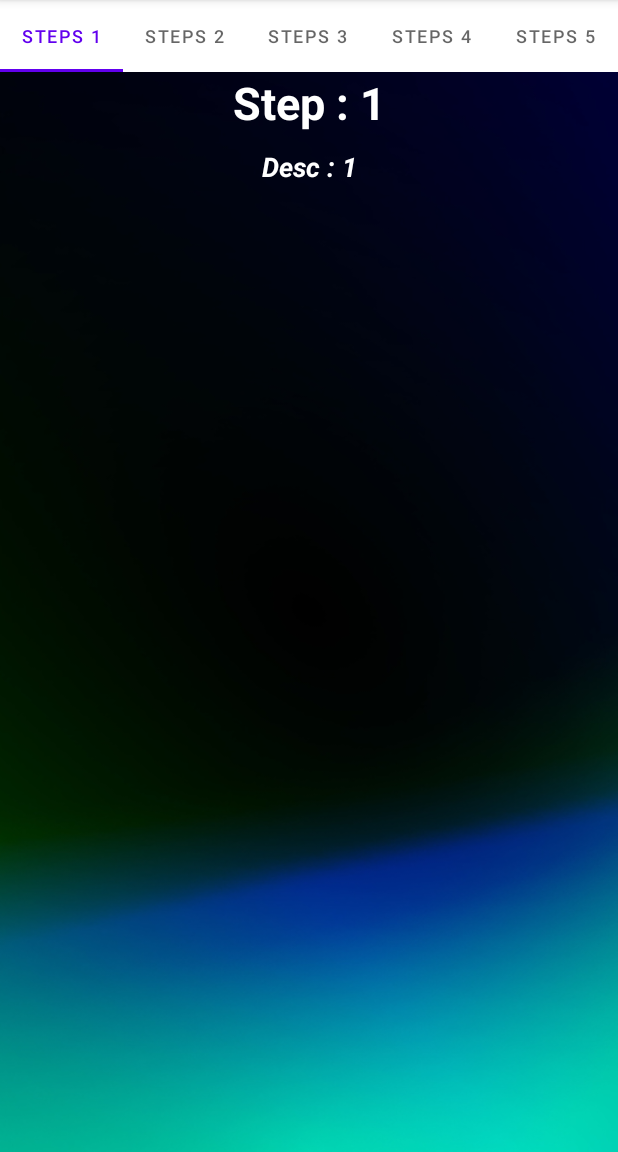
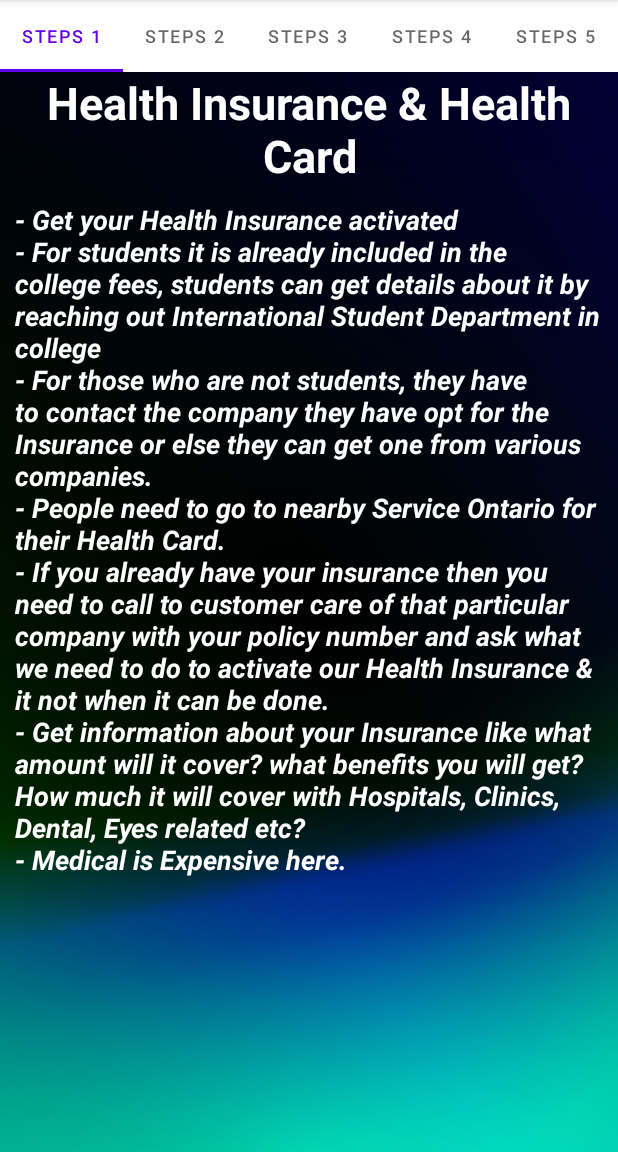
Before and after one commit to Devanshu1193/UniGuide, an Android app: the fragment VPHostFragment shown on its own in the app's theme, on a phone screen of 412 x 824 dp, the part 84-1236 px from its top. Run offline under Robolectric (Android 15) with nearby library versions, the light colour scheme and no system bars; Roboto replaces fonts that are not available here.

Commit message:
Worked on the Designing of various Fragments.

```diff
--- a/app/src/main/java/com/devanshusuthar/uniguide/MainActivity.java
+++ b/app/src/main/java/com/devanshusuthar/uniguide/MainActivity.java
@@ -50,7 +50,7 @@ public class MainActivity extends AppCompatActivity {
         // Passing each menu ID as a set of Ids because each
         // menu should be considered as top level destinations.
         mAppBarConfiguration = new AppBarConfiguration.Builder(
-                R.id.nav_login, R.id.nav_main_menu)
+                R.id.nav_login, R.id.nav_main_menu, R.id.nav_settings, R.id.nav_contact_us)
                 .setOpenableLayout(drawer)
                 .build();
         NavController navController = Navigation.findNavController(this, R.id.nav_host_fragment_content_main);
--- a/app/src/main/java/com/devanshusuthar/uniguide/Viewpager/CreateViewAdapterSteps.java
+++ b/app/src/main/java/com/devanshusuthar/uniguide/Viewpager/CreateViewAdapterSteps.java
@@ -4,6 +4,8 @@ import androidx.annotation.NonNull;
 import androidx.fragment.app.Fragment;
 import androidx.fragment.app.FragmentActivity;
 import androidx.viewpager2.adapter.FragmentStateAdapter;
+
+import com.devanshusuthar.uniguide.R;
 
 public class CreateViewAdapterSteps extends FragmentStateAdapter {
 
@@ -15,12 +17,20 @@ public class CreateViewAdapterSteps extends FragmentStateAdapter {
     @Override
     public Fragment createFragment(int position) {
         switch (position) {
-            case 0: return InitialStepsFragment.newInstance("Step : 1", "Desc : 1",0);
-            case 1: return InitialStepsFragment.newInstance("Step : 2", "Desc : 2",0);
-            case 2: return InitialStepsFragment.newInstance("Step : 3", "Desc : 3",0);
-            case 3: return InitialStepsFragment.newInstance("Step : 4", "Desc : 4",0);
-            case 4: return InitialStepsFragment.newInstance("Step : 5", "Desc : 5",0);
-            default: return InitialStepsFragment.newInstance("Error","Page not found",0);
+            case 0: return InitialStepsFragment.newInstance("Health Insurance & Health Card", R.drawable.health_card, "- Get your Health Insurance activated\n" +
+                    "- For students it is already included in the college fees, students can get details about it by reaching out International Student Department in college\n" +
+                    "- For those who are not students, they have to contact the company they have opt for the Insurance or else they can get one from various companies.\n" +
+                    "- People need to go to nearby Service Ontario for their Health Card.\n" +
+                    "- If you already have your insurance then you need to call to customer care of that particular company with your policy number and ask what we need to do to activate our Health Insurance & it not when it can be done.\n" +
+                    "- Get information about your Insurance like what amount will it cover? what benefits you will get? How much it will cover with Hospitals, Clinics, Dental, Eyes related etc?\n" +
+                    "- Medical is Expensive here."
+                    );
+            case 1: return InitialStepsFragment.newInstance("Bus Pass / Transit Pass", R.drawable.presto_card,
+                    "- - Get your Bus pass or Transit Pass or Presto Card for traveling");
+            case 2: return InitialStepsFragment.newInstance("Step : 3", 0,"Desc : 3");
+            case 3: return InitialStepsFragment.newInstance("Step : 4", 0,"Desc : 4");
+            case 4: return InitialStepsFragment.newInstance("Step : 5", 0,"Desc : 5");
+            default: return InitialStepsFragment.newInstance("Error",0,"Page not found");
         }
     }
 
--- a/app/src/main/java/com/devanshusuthar/uniguide/Viewpager/InitialStepsFragment.java
+++ b/app/src/main/java/com/devanshusuthar/uniguide/Viewpager/InitialStepsFragment.java
@@ -51,7 +51,7 @@ public class InitialStepsFragment extends Fragment {
      * @return A new instance of fragment InitialStepsFragment.
      */
     // TODO: Rename and change types and number of parameters
-    public static InitialStepsFragment newInstance(String stepsTitle, String stepsDesc, int stepsImage) {
+    public static InitialStepsFragment newInstance(String stepsTitle, int stepsImage,String stepsDesc) {
         InitialStepsFragment fragment = new InitialStepsFragment();
         Bundle args = new Bundle();
         args.putString(ARG_STEPS_DESC, stepsDesc);
--- a/app/src/main/res/layout/accommodation_menu_list.xml
+++ b/app/src/main/res/layout/accommodation_menu_list.xml
@@ -38,7 +38,7 @@
             android:layout_marginBottom="8dp"
             android:src="@drawable/windsor_h1"
             app:civ_border_color="#FF000000"
-            app:civ_border_width="2dp"
+            app:civ_border_width="0dp"
             app:layout_constraintBottom_toBottomOf="parent"
             app:layout_constraintStart_toStartOf="parent"
             app:layout_constraintTop_toTopOf="parent" />
@@ -50,6 +50,7 @@
             android:layout_marginStart="16dp"
             android:fontFamily="@font/cabin_semibold"
             android:text="Title"
+            android:textColor="#070707"
             android:textSize="20sp"
             android:textStyle="bold"
             app:layout_constraintEnd_toEndOf="parent"
--- a/app/src/main/res/layout/fragment_accommodation.xml
+++ b/app/src/main/res/layout/fragment_accommodation.xml
@@ -4,6 +4,7 @@
     android:layout_width="match_parent"
     android:layout_height="match_parent"
     android:orientation="vertical"
+    android:background="@drawable/basic"
     tools:context=".Fragments.AccommodationFragment">
 
     <androidx.recyclerview.widget.RecyclerView
--- a/app/src/main/res/layout/fragment_initial_steps.xml
+++ b/app/src/main/res/layout/fragment_initial_steps.xml
@@ -7,6 +7,15 @@
     android:orientation="vertical"
     android:background="@drawable/basic"
     tools:context=".Viewpager.InitialStepsFragment">
+
+    <ScrollView
+        android:layout_width="match_parent"
+        android:layout_height="match_parent">
+
+        <LinearLayout
+            android:layout_width="match_parent"
+            android:layout_height="wrap_content"
+            android:orientation="vertical" >
 
             <TextView
                 android:id="@+id/steps_title"
@@ -30,13 +39,17 @@
                 android:id="@+id/steps_desc"
                 android:layout_width="match_parent"
                 android:layout_height="wrap_content"
+                android:paddingLeft="10sp"
                 android:paddingTop="10sp"
+                android:paddingRight="10sp"
                 android:paddingBottom="10sp"
                 android:text="TextView"
-        android:textAlignment="center"
+                android:textAlignment="viewStart"
                 android:textColor="@color/white"
                 android:textSize="18sp"
                 android:textStyle="bold|italic" />
+        </LinearLayout>
+    </ScrollView>
 
 
 </LinearLayout>
--- a/app/src/main/res/layout/fragment_supermarkets.xml
+++ b/app/src/main/res/layout/fragment_supermarkets.xml
@@ -4,6 +4,7 @@
     android:layout_width="match_parent"
     android:layout_height="match_parent"
     android:orientation="vertical"
+    android:background="@drawable/basic"
     tools:context=".Fragments.SupermarketsFragment">
 
     <ListView
```
Also changed, not shown: app/src/main/res/layout/fragment_accommodation_detail.xml (+37 -16 lines), app/src/main/res/layout/supermarket_listview.xml (+8 -5 lines), app/src/main/res/drawable-v24/health_card.png (added), app/src/main/res/drawable-v24/presto_card.png (added). Lines whose indentation alone changed are shown as unchanged.
